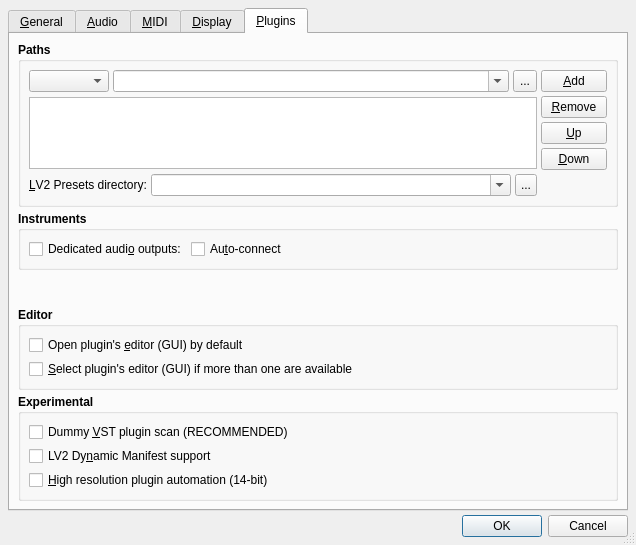
The window that src/qtractorOptionsForm.ui (rncbc/qtractor) describes before a commit, drawn with Qt 5.
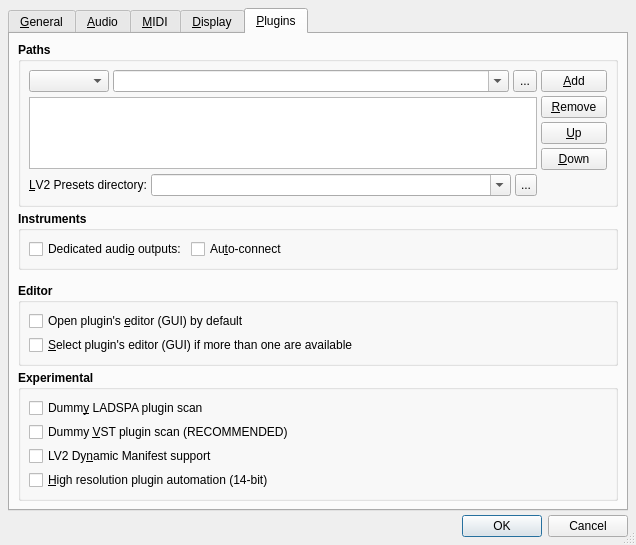
The same window after the commit. The open tabs and pages were chosen to show the change. Icons and pictures are not drawn. Custom widgets are drawn as their Qt base class.

Commit message: - Out-of-process (aka. dummy) LADSPA plug-in scanning is   now in place and cached for persistency. (EXPERIMENTAL)

```diff
--- a/src/qtractorOptionsForm.ui
+++ b/src/qtractorOptionsForm.ui
@@ -3609,6 +3609,22 @@
            <number>4</number>
           </property>
           <item row="0" column="0" colspan="3">
+           <widget class="QCheckBox" name="DummyLadspaScanCheckBox">
+            <property name="font">
+             <font>
+              <weight>50</weight>
+              <bold>false</bold>
+             </font>
+            </property>
+            <property name="toolTip">
+             <string>Whether to use a dummy plugin type when scanning for LADSPA plugins</string>
+            </property>
+            <property name="text">
+             <string>Dumm&amp;y LADSPA plugin scan</string>
+            </property>
+           </widget>
+          </item>
+          <item row="1" column="0" colspan="3">
            <widget class="QCheckBox" name="DummyVstScanCheckBox">
             <property name="font">
              <font>
@@ -3624,7 +3640,7 @@
             </property>
            </widget>
           </item>
-          <item row="1" column="0" colspan="3">
+          <item row="2" column="0" colspan="3">
            <widget class="QCheckBox" name="Lv2DynManifestCheckBox">
             <property name="font">
              <font>
@@ -3640,7 +3656,7 @@
             </property>
            </widget>
           </item>
-          <item row="2" column="0" colspan="3">
+          <item row="3" column="0" colspan="3">
            <widget class="QCheckBox" name="SaveCurve14bitCheckBox">
             <property name="font">
              <font>
```
Left out of the diff: 1 changed line with no effect on the pictures. The commit also changes 22 other files.
